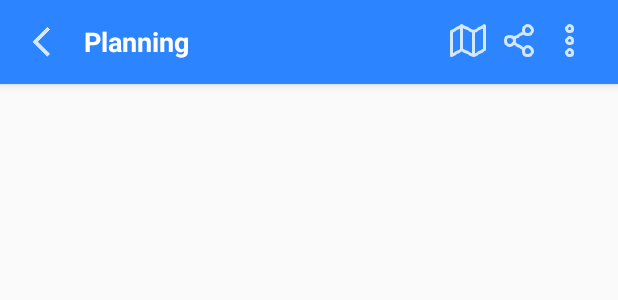
After one commit to ppyzza/golo, an Android app: the layout activity_planning.xml on its own in the app's theme, with its tools: preview values and no code run, on a phone screen of 412 x 824 dp. The commit adds this screen. Shown: the top 300 px of the screen. Run offline under Robolectric (Android 15) with nearby library versions, the phone set to English and light mode, and no system bars.

```diff
--- a/app/src/main/AndroidManifest.xml
+++ b/app/src/main/AndroidManifest.xml
@@ -1,6 +1,10 @@
 <?xml version="1.0" encoding="utf-8"?>
 <manifest xmlns:android="http://schemas.android.com/apk/res/android"
-    package="com.hackathon.golo">
+    package="com.hackathon.golo" >
+
+    <uses-permission android:name="android.permission.INTERNET" />
+    <uses-permission android:name="android.permission.ACCESS_COARSE_LOCATION" />
+    <uses-permission android:name="android.permission.ACCESS_FINE_LOCATION" />
 
     <application
         android:allowBackup="true"
@@ -8,12 +12,13 @@
         android:label="@string/app_name"
         android:roundIcon="@mipmap/ic_launcher_round"
         android:supportsRtl="true"
-        android:theme="@style/AppTheme">
-        <activity android:name=".normalactivity.ToolBarWithBack"></activity>
+        android:theme="@style/AppTheme" >
+        <activity android:name=".normalactivity.PlanningActivity" >
+        </activity>
         <activity
             android:name=".MainActivity"
             android:label="@string/app_name"
-            android:theme="@style/AppTheme.NoActionBar">
+            android:theme="@style/AppTheme.NoActionBar" >
             <intent-filter>
                 <action android:name="android.intent.action.MAIN" />
 
@@ -21,7 +26,5 @@
             </intent-filter>
         </activity>
     </application>
-    <uses-permission android:name="android.permission.INTERNET" />
-    <uses-permission android:name="android.permission.ACCESS_COARSE_LOCATION" />
-    <uses-permission android:name="android.permission.ACCESS_FINE_LOCATION" />
+
 </manifest>
--- a/app/src/main/java/com/hackathon/golo/normalactivity/ToolBarWithBack.java
+++ b/app/src/main/java/com/hackathon/golo/normalactivity/PlanningActivity.java
@@ -1,16 +1,14 @@
 package com.hackathon.golo.normalactivity;
 
 import androidx.appcompat.app.AppCompatActivity;
-
 import android.os.Bundle;
-
 import com.hackathon.golo.R;
 
-public class ToolBarWithBack extends AppCompatActivity {
+public class PlanningActivity extends AppCompatActivity {
 
     @Override
     protected void onCreate(Bundle savedInstanceState) {
         super.onCreate(savedInstanceState);
-        setContentView(R.layout.activity_tool_bar_with_back);
+        setContentView(R.layout.activity_planning);
     }
 }
--- /dev/null
+++ b/app/src/main/res/layout/activity_planning.xml
@@ -0,0 +1,63 @@
+<?xml version="1.0" encoding="utf-8"?>
+<com.google.android.material.appbar.AppBarLayout xmlns:android="http://schemas.android.com/apk/res/android"
+    xmlns:app="http://schemas.android.com/apk/res-auto"
+    xmlns:tools="http://schemas.android.com/tools"
+    android:layout_width="match_parent"
+    android:layout_height="wrap_content">
+
+
+  <androidx.appcompat.widget.Toolbar
+      android:id="@+id/toolbar3"
+      android:layout_width="match_parent"
+      android:layout_height="wrap_content"
+      android:background="?attr/colorPrimary"
+      android:minHeight="?attr/actionBarSize"
+      android:theme="?attr/actionBarTheme"
+      app:contentInsetStartWithNavigation="50dp"
+      app:navigationIcon="@drawable/ic_action_name">
+
+    <RelativeLayout
+        android:layout_width="match_parent"
+        android:layout_height="match_parent"
+        android:layout_marginEnd="20sp">
+
+      <TextView
+          android:id="@+id/textView5"
+          android:layout_width="wrap_content"
+          android:layout_height="wrap_content"
+          android:layout_alignParentStart="true"
+          android:text="@string/planning"
+          android:textAlignment="textStart"
+          android:textColor="#FFFFFF"
+          android:textSize="18sp"
+          android:textStyle="bold" />
+
+      <ImageView
+          android:id="@+id/imageView"
+          android:layout_width="wrap_content"
+          android:layout_height="wrap_content"
+          android:layout_alignParentEnd="true"
+          app:srcCompat="@drawable/ic_more_vertical" />
+
+      <ImageView
+          android:id="@+id/imageView2"
+          android:layout_width="wrap_content"
+          android:layout_height="wrap_content"
+          android:layout_marginEnd="10dp"
+          android:layout_toLeftOf="@id/imageView3"
+          app:srcCompat="@drawable/ic_map" />
+
+      <ImageView
+          android:id="@+id/imageView3"
+          android:layout_width="wrap_content"
+          android:layout_height="wrap_content"
+          android:layout_marginRight="10dp"
+          android:layout_toLeftOf="@id/imageView"
+          app:srcCompat="@drawable/ic_share" />
+
+    </RelativeLayout>
+
+
+  </androidx.appcompat.widget.Toolbar>
+
+</com.google.android.material.appbar.AppBarLayout>
--- a/app/src/main/res/layout/activity_tool_bar_with_back.xml
+++ /dev/null
@@ -1,10 +0,0 @@
-<?xml version="1.0" encoding="utf-8"?>
-<androidx.constraintlayout.widget.ConstraintLayout
-    xmlns:android="http://schemas.android.com/apk/res/android"
-    xmlns:tools="http://schemas.android.com/tools"
-    xmlns:app="http://schemas.android.com/apk/res-auto"
-    android:layout_width="match_parent"
-    android:layout_height="match_parent"
-    tools:context=".ToolBarWithBack">
-
-  </androidx.constraintlayout.widget.ConstraintLayout>
```
